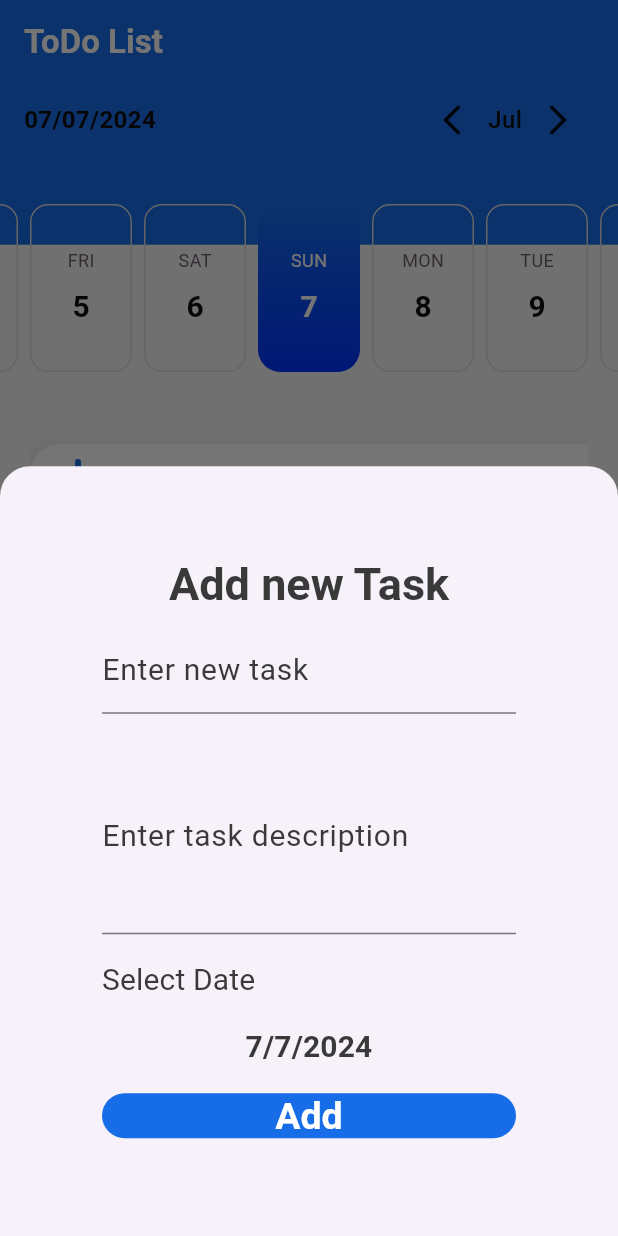
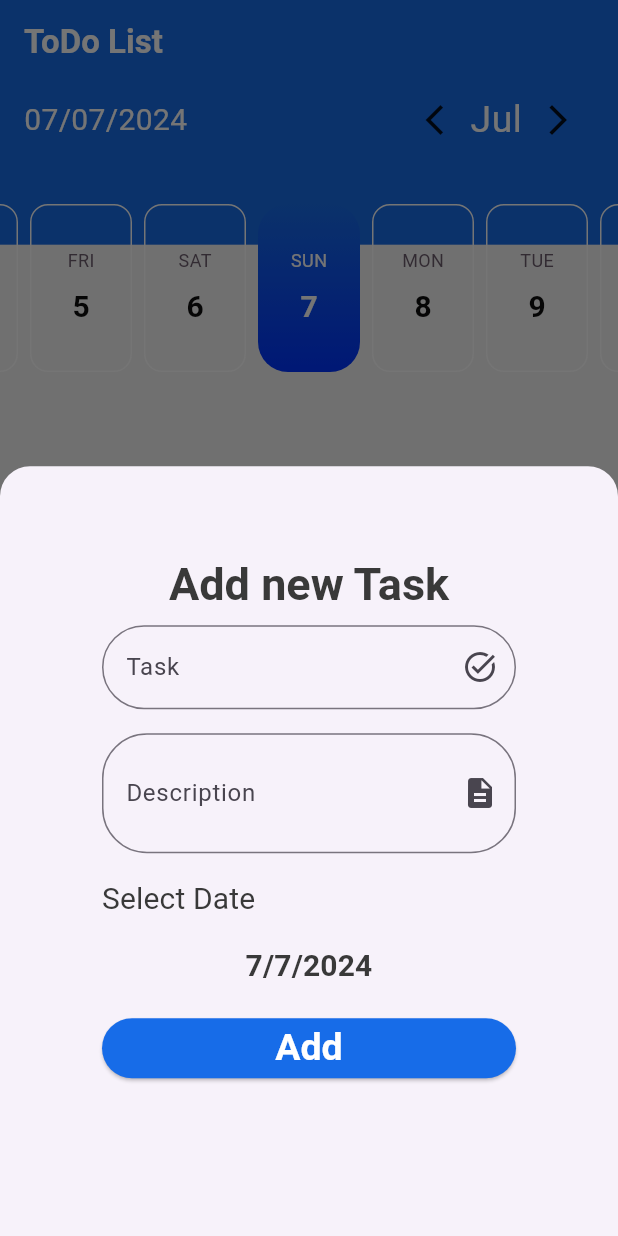
Before and after one commit to Youssefesssam/todo-task, a Flutter app: the screen it shows after launch, after a tap on the "add" icon, on a phone screen of 412 x 824 dp. Run offline on Flutter 3.47's test engine with Material 3 defaults, Android fonts, the phone set to English and light mode, and no system bars; drawn by our look-alikes of easy_date_timeline, flutter_slidable; our stand-ins replace cloud_firestore, firebase_core; accounts and stored records are empty; generated files the repository leaves out were written again.

Commit message:
finshed sending and receiving the the data.

```diff
--- /dev/null
+++ b/lib/firebase/firebase.dart
@@ -0,0 +1,25 @@
+import 'package:cloud_firestore/cloud_firestore.dart';
+
+import '../taskModel.dart';
+
+class FirebaseFunctions {
+  static CollectionReference<TaskModel> getTasksCollection() {
+    return FirebaseFirestore.instance.collection(TaskModel.collectionName).withConverter<TaskModel>(
+      fromFirestore: (snapshot, options) => TaskModel.fromJson(snapshot.data()!),
+      toFirestore: (task, options) => task.toJson(),
+    );
+  }
+
+  static Future<void> addTask(TaskModel taskModel) {
+    var collection = getTasksCollection();
+    var docRef = collection.doc();
+    taskModel.id = docRef.id;
+    print("Adding Task to Firestore: ${taskModel.toJson()}");
+    return docRef.set(taskModel).then((value) {
+      print("Task added successfully in Firebase");
+    }).catchError((error) {
+      print("Failed to add task in Firebase: $error");
+      throw error;
+    });
+  }
+}
--- a/lib/main.dart
+++ b/lib/main.dart
@@ -1,5 +1,6 @@
+import 'package:cloud_firestore/cloud_firestore.dart';
 import 'package:flutter/material.dart';
-import 'package:todo_task/ui/screens/homeScreen/homeScreen.dart';
+ import 'package:todo_task/ui/screens/homeScreen/homeScreen.dart';
 import 'package:todo_task/ui/screens/SplashScreen/splashScreen.dart';
 import 'package:todo_task/ui/utilites/theme/mytheme.dart';
 import 'package:firebase_core/firebase_core.dart';
@@ -10,6 +11,9 @@ void main() async {
   await Firebase.initializeApp(
     options: DefaultFirebaseOptions.currentPlatform,
   );
+  //await FirebaseFirestore.instance.disableNetwork();
+  FirebaseFirestore.instance.settings =
+      Settings(cacheSizeBytes: Settings.CACHE_SIZE_UNLIMITED);
   runApp(const MyApp());
 }
 
@@ -24,7 +28,7 @@ class MyApp extends StatelessWidget {
       initialRoute: HomeScreen.routeName,
       routes: {
         HomeScreen.routeName:(_)=>HomeScreen(),
-        SplashScreen.routeName:(_)=>SplashScreen(),
+        SplashScreen.routeName:(_)=>const SplashScreen(),
       },
       theme: MyTheme.lightTheme  ,
     );
--- /dev/null
+++ b/lib/taskModel.dart
@@ -0,0 +1,35 @@
+import 'package:cloud_firestore/cloud_firestore.dart';
+
+class TaskModel {
+  static const String collectionName = 'tasks';
+  String? id;
+  String? title;
+  String? description;
+  DateTime? date;
+  bool? isDone;
+
+  TaskModel({
+    this.id = "",
+    required this.title,
+    required this.description,
+    required this.date,
+    this.isDone = false,
+  });
+
+  TaskModel.fromJson(Map<String, dynamic> json)
+      : title = json['title'],
+        description = json['description'],
+        date = (json['date'] as Timestamp).toDate(),
+        id = json['id'],
+        isDone = json['isDone'];
+
+  Map<String, dynamic> toJson() {
+    return {
+      'title': title,
+      'description': description,
+      'date': date,
+      'id': id,
+      'isDone': isDone,
+    };
+  }
+}
--- /dev/null
+++ b/lib/todoData.dart
@@ -0,0 +1,5 @@
+class TodoData{
+  String nameTask ;
+  String description ;
+  TodoData({required this.nameTask,required this.description});
+}
--- a/lib/ui/screens/homeScreen/taskList/addTaskBottomSheet.dart
+++ b/lib/ui/screens/homeScreen/taskList/addTaskBottomSheet.dart
@@ -1,4 +1,6 @@
 import 'package:flutter/material.dart';
+import 'package:todo_task/firebase/firebase.dart';
+import 'package:todo_task/taskModel.dart';
 import 'package:todo_task/ui/utilites/theme/mytheme.dart';
 
 class AddTaskBottomSheet extends StatefulWidget {
@@ -11,12 +13,13 @@ class AddTaskBottomSheet extends StatefulWidget {
 class _AddTaskBottomSheetState extends State<AddTaskBottomSheet> {
   var selectedDate = DateTime.now();
   var formKey = GlobalKey<FormState>();
-  String nameTask='' ;
-  String description='' ;
+  String nameTask = '';
+  String description = '';
+
   @override
   Widget build(BuildContext context) {
     return Container(
-      height: MediaQuery.of(context).size.height*0.55,
+      height: MediaQuery.of(context).size.height * 0.55,
       padding: const EdgeInsets.all(30),
       margin: const EdgeInsets.all(30),
       child: Column(
@@ -36,86 +39,82 @@ class _AddTaskBottomSheetState extends State<AddTaskBottomSheet> {
               crossAxisAlignment: CrossAxisAlignment.stretch,
               children: [
                 Padding(
-                    padding: EdgeInsets.all(8),
-
+                  padding: const EdgeInsets.all(8),
                   child: TextFormField(
-                      onChanged: (text){
-                        nameTask=text;
+                    decoration: InputDecoration(
+                      labelText: "Task",
+                      hintText: "Enter new task",
+                      suffixIcon: const Icon(Icons.task_alt_outlined),
+                      focusColor: MyTheme.black,
+                      border: OutlineInputBorder(
+                        borderRadius: BorderRadius.circular(30),
+                      ),
+                    ),
+                    cursorColor: MyTheme.PrimaryColor,
+                    onChanged: (text) {
+                      nameTask = text;
                     },
                     validator: (text) {
                       if (text == null || text.isEmpty) {
-                          return "please enter task title";
+                        return "Please enter task title";
                       }
                       return null;
                     },
-                      decoration: const InputDecoration(
-                          labelText: "Enter new task",
-                          labelStyle: TextStyle(
-                            color: MyTheme.black,
-                            fontSize: 20,
-                          )),
                   ),
                 ),
                 Padding(
-                    padding: EdgeInsets.all(8),
-
+                  padding: const EdgeInsets.all(8),
                   child: TextFormField(
-                      onChanged: (text){
-                        description=text;
+                    decoration: InputDecoration(
+                      labelText: "Description",
+                      hintText: "Enter task description",
+                      suffixIcon: const Icon(Icons.description),
+                      focusColor: MyTheme.black,
+                      border: OutlineInputBorder(
+                        borderRadius: BorderRadius.circular(30),
+                      ),
+                    ),
+                    cursorColor: MyTheme.PrimaryColor,
+                    onChanged: (text) {
+                      description = text;
                     },
                     validator: (text) {
                       if (text == null || text.isEmpty) {
-                          return "please enter task description";
+                        return "Please enter task description";
                       }
                       return null;
                     },
-                      decoration: const InputDecoration(
-                        labelText: "Enter task description",
-                        labelStyle: TextStyle(
-                          color: MyTheme.black,
-                          fontSize: 20,
-                        ),
-                      ),
-                      maxLines: 4,
+                    maxLines: 2,
                   ),
                 ),
                 Padding(
-                    padding: EdgeInsets.all(8),
-
+                  padding: const EdgeInsets.all(8),
                   child: Text(
                     'Select Date',
                     style: Theme.of(context).textTheme.titleSmall,
                     textAlign: TextAlign.start,
                   ),
                 ),
-
                 Padding(
-                    padding: EdgeInsets.all(8),
-
+                  padding: const EdgeInsets.all(8),
                   child: InkWell(
                     onTap: () {
-                          ShowCalender();
+                      showCalendar();
                     },
                     child: Text(
                       '${selectedDate.day}/${selectedDate.month}/${selectedDate.year}',
                       style: Theme.of(context).textTheme.titleSmall?.copyWith(
                           fontSize: 20, fontWeight: FontWeight.w600),
                       textAlign: TextAlign.center,
-                        )),
                     ),
+                  ),
+                ),
+                Padding(
+                  padding: const EdgeInsets.all(8),
+                  child: ElevatedButton(
+                    onPressed: () {
+                      addTask();
 
-                  Padding(
-                    padding: EdgeInsets.all(8),
-                    child: Container(
-                      width: MediaQuery.of(context).size.width * 0.50,
-                      height: 30,
-                      decoration: BoxDecoration(
-                          color: MyTheme.PrimaryColor,
-                          borderRadius: BorderRadius.circular(30)),
-                      child: Center(
-                          child: InkWell(
-                              onTap: () {
-                                addTask();
                     },
                     child: Text(
                       "Add",
@@ -123,17 +122,24 @@ class _AddTaskBottomSheetState extends State<AddTaskBottomSheet> {
                           .textTheme
                           .titleLarge
                           ?.copyWith(fontSize: 25),
-                              ))),
+                    ),
+                    style: ElevatedButton.styleFrom(
+                      shape: RoundedRectangleBorder(
+                        borderRadius: BorderRadius.circular(30),
+                      ),
+                      primary: MyTheme.PrimaryColor,
+                    ),
                   ),
                 )
               ],
-              ))
+            ),
+          )
         ],
       ),
     );
   }
 
-  void ShowCalender() async {
+  void showCalendar() async {
     var chosenDate = await showDatePicker(
       context: context,
       initialDate: DateTime.now(),
@@ -141,12 +147,24 @@ class _AddTaskBottomSheetState extends State<AddTaskBottomSheet> {
       lastDate: DateTime.now().add(const Duration(days: 1825)),
     );
     if (chosenDate != null) {
+      setState(() {
         selectedDate = chosenDate;
+      });
     }
-    setState(() {});
   }
 
   void addTask() {
-    if (formKey.currentState?.validate() == true) {}
+    if (formKey.currentState?.validate() == true) {
+      TaskModel taskModel = TaskModel(
+        title: nameTask,
+        description: description,
+        date: selectedDate,
+      );
+      FirebaseFunctions.addTask(taskModel).timeout(Duration(milliseconds: 500),onTimeout: (){
+        print("task added successfully");
+        Navigator.pop(context);
+      }
+      );
     }
   }
+}
--- a/lib/ui/screens/homeScreen/taskList/taskListTab.dart
+++ b/lib/ui/screens/homeScreen/taskList/taskListTab.dart
@@ -1,15 +1,33 @@
+import 'package:cloud_firestore/cloud_firestore.dart';
 import 'package:easy_date_timeline/easy_date_timeline.dart';
 import 'package:flutter/material.dart';
+import 'package:todo_task/firebase/firebase.dart';
 import 'package:todo_task/ui/screens/homeScreen/taskList/todo_Item.dart';
 import 'package:todo_task/ui/utilites/theme/mytheme.dart';
 
-class TaskList extends StatelessWidget {
-  String description="";
-  String nameTask="";
+import '../../../../taskModel.dart';
+
+class TaskList extends StatefulWidget {
+
    TaskList({super.key});
 
   @override
+  State<TaskList> createState() => _TaskListState();
+}
+
+class _TaskListState extends State<TaskList> {
+  List<TaskModel>taskList=[];
+
+  String description="";
+
+  String nameTask="";
+
+  @override
   Widget build(BuildContext context) {
+    if(taskList.isEmpty){
+      getAllTasksFromFireStore();
+    }
+
     return Column(
       children: [
         Stack(
@@ -27,12 +45,19 @@ class TaskList extends StatelessWidget {
               headerProps: const EasyHeaderProps(
                 monthPickerType: MonthPickerType.switcher,
                 dateFormatter: DateFormatter.fullDateDMY(),
+                monthStyle: TextStyle(color: Colors.white,fontSize: 25,backgroundColor: MyTheme.PrimaryColor),
+                selectedDateStyle: TextStyle(color: Colors.white,fontSize: 20)
+
               ),
               dayProps: const EasyDayProps(
+                borderColor: Colors.white,
+                todayHighlightColor: MyTheme.PrimaryColor,
+                todayStyle: DayStyle(dayStrStyle: TextStyle(color: Colors.white,fontSize: 25,)),
+                todayHighlightStyle: TodayHighlightStyle.withBackground,
                 dayStructure: DayStructure.dayStrDayNum,
                 activeDayStyle: DayStyle(
                   decoration: BoxDecoration(
-                    borderRadius: BorderRadius.all(Radius.circular(15)),
+                    borderRadius: BorderRadius.all(Radius.circular(20)),
                     gradient: LinearGradient(
                       begin: Alignment.topCenter,
                       end: Alignment.bottomCenter,
@@ -53,9 +78,9 @@ class TaskList extends StatelessWidget {
             margin: EdgeInsets.all(20),
             child: ListView.builder(
               itemBuilder: (context, index) {
-                return TodoItem(description: description, nameTask: nameTask,);
+                return TodoItem(taskModel: taskList[index] ,);
               },
-               itemCount: 37,
+               itemCount:taskList.length ,
               ),
           ),
         ),
@@ -63,4 +88,15 @@ class TaskList extends StatelessWidget {
       ],
     );
   }
+
+  Future<void> getAllTasksFromFireStore() async {
+    QuerySnapshot<TaskModel> querySnapshot = await FirebaseFunctions.getTasksCollection().get();
+    taskList =  querySnapshot.docs.map((doc) {
+    return  doc.data();
+    }).toList();
+    setState(() {
+
+});
+
+  }
 }
--- a/lib/ui/screens/homeScreen/taskList/todo_Item.dart
+++ b/lib/ui/screens/homeScreen/taskList/todo_Item.dart
@@ -2,16 +2,12 @@ import 'package:flutter/material.dart';
 import 'package:flutter_slidable/flutter_slidable.dart';
 import 'package:todo_task/ui/utilites/theme/mytheme.dart';
 
-class TodoItem extends StatefulWidget {
-  String description="";
-  String nameTask="";
-  TodoItem({super.key,required this.description,required this.nameTask});
+import '../../../../taskModel.dart';
 
-  @override
-  State<TodoItem> createState() => _TodoItemState();
-}
+class TodoItem extends StatelessWidget {
+  TaskModel taskModel;
+  TodoItem({super.key,required this.taskModel});
 
-class _TodoItemState extends State<TodoItem> {
   @override
   Widget build(BuildContext context) {
     return Container(
@@ -28,7 +24,6 @@ class _TodoItemState extends State<TodoItem> {
         color: Colors.white,
         elevation: 10,
         child: Slidable(
-
           endActionPane:  ActionPane(
             motion: const DrawerMotion(),
             children: [
@@ -53,12 +48,12 @@ class _TodoItemState extends State<TodoItem> {
           ),
           child: Container(
             padding: const EdgeInsets.only(left: 20),
-            height: MediaQuery.of(context).size.height*.1,
+            height: MediaQuery.of(context).size.height*.13,
             child: Row(
               children: [
                 Container(
                   margin: const EdgeInsets.all( 10),
-                  width: 4,
+                  width: 4 ,
                   decoration: BoxDecoration(
                     borderRadius: BorderRadius.circular(40),
                     color: MyTheme.PrimaryColor,
@@ -69,23 +64,29 @@ class _TodoItemState extends State<TodoItem> {
                   child: Column(
                     crossAxisAlignment: CrossAxisAlignment.start,
                     children: [
-                      Text("Task",style: Theme.of(context).textTheme.titleLarge?.copyWith(
+                      Text(taskModel.title??"",style: Theme.of(context).textTheme.titleLarge?.copyWith(
                           color: MyTheme.PrimaryColor,fontSize: 25)
                       ),
-                      const SizedBox(height: 5),
-                      Container(
-                        child: Row(
-                          children: [
-                            Text("data",style: Theme.of(context).textTheme.titleLarge?.copyWith(
-                                color: MyTheme.black,fontSize: 22,fontWeight: FontWeight.w400),),
-                            const SizedBox(width: 5),
+                      const SizedBox(height: 6),
+                      Row(
+                        children: [
+                          Text(taskModel.description??"",style: Theme.of(context).textTheme.titleLarge?.copyWith(
+                              color: MyTheme.black,fontSize: 22,fontWeight: FontWeight.w400) ,
+                          ),
+                          const SizedBox(width: 5),
 
-                          Icon(Icons.access_time_sharp,size: 18,)
-                          ],
-                        ),
-                      )
+                        Icon(Icons.access_time_sharp,size: 20,)
+                        ],
+                      ),
+                      const SizedBox(height: 6),
+
+                      Text('${taskModel.date?.day}/${taskModel.date?.month}/${taskModel.date?.year}'??"",style: Theme.of(context).textTheme.titleLarge?.copyWith(
+                        color: MyTheme.black,fontSize: 12,fontWeight: FontWeight.w400) ,
+                    ),
                     ],
+
                   ),
+
                 ),
                 const Spacer(),
                 Container(
@@ -95,6 +96,7 @@ class _TodoItemState extends State<TodoItem> {
                 )
               ],
             ),
+
           ),
         ),
       ),
--- a/pubspec.yaml
+++ b/pubspec.yaml
@@ -39,6 +39,7 @@ dependencies:
   firebase_core: ^2.24.2
   cloud_firestore: ^4.14.0
   firebase_auth: ^4.16.0
+  provider: ^6.1.2
 
 dev_dependencies:
   flutter_test:
```
Also changed, not shown: lib/provider/provider.dart (added), pubspec.lock, 1 other file. Lines whose indentation alone changed are shown as unchanged.
